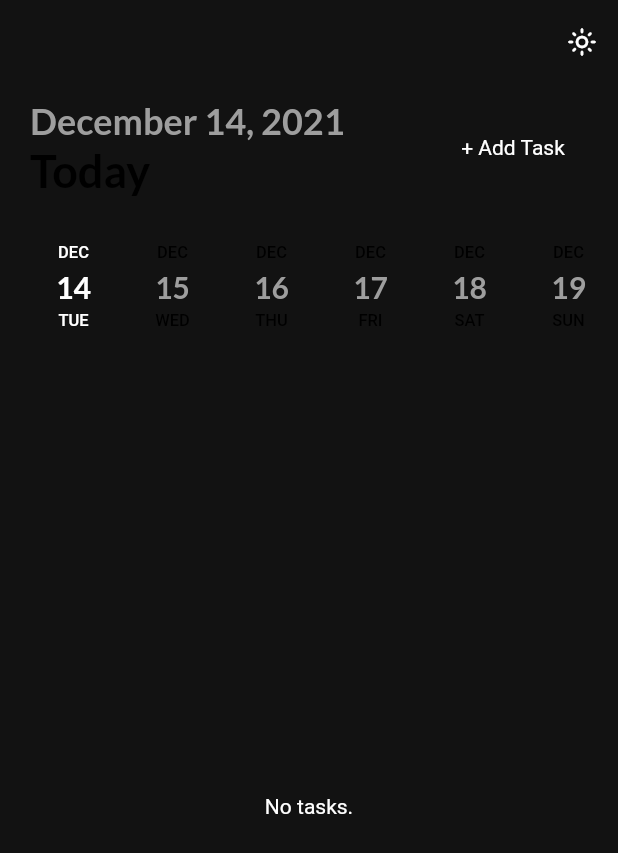
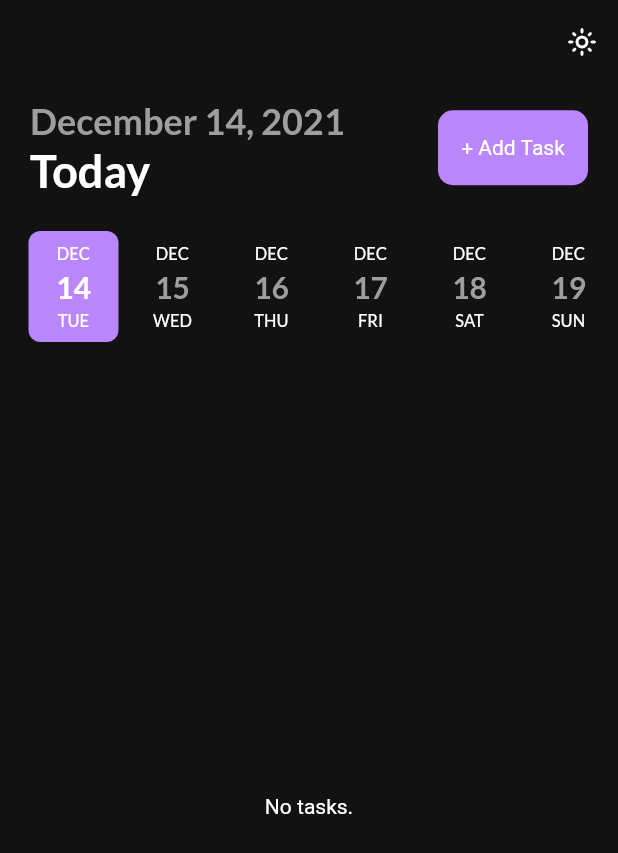
Before and after one commit to TomTruyen/CalendarApp, a Flutter app: the screen it shows after launch, after a tap on the "dark mode" icon, on a phone screen of 412 x 824 dp. Shown: the top 853 px of the screen. Run offline on Flutter 3.47's test engine with Material 2 defaults, Android fonts, the phone set to English and light mode, and no system bars; drawn by our look-alikes of date_picker_timeline; our stand-ins replace flutter_local_notifications, google_fonts, package_info_plus, shared_preferences, sqflite, timezone; accounts and stored records are empty.

Commit message:
Implement dark theme styling

```diff
--- a/calendar_app/lib/screens/calendar_screen.dart
+++ b/calendar_app/lib/screens/calendar_screen.dart
@@ -1,5 +1,6 @@
 import 'package:calendar_app/models/task.dart';
 import 'package:calendar_app/screens/task_screen.dart';
+import 'package:calendar_app/services/globals.dart';
 import 'package:calendar_app/services/notification_service.dart';
 import 'package:calendar_app/services/task_service.dart';
 import 'package:calendar_app/shared/themes.dart';
@@ -20,6 +21,7 @@ class CalendarScreen extends StatefulWidget {
 }
 
 class CalendarScreenState extends State<CalendarScreen> {
+  final Globals _globals = Globals();
   final TaskService _taskService = TaskService.instance;
   DateTime _selectedDate = DateTime.now();
 
@@ -48,7 +50,7 @@ class CalendarScreenState extends State<CalendarScreen> {
         mainAxisAlignment: MainAxisAlignment.start,
         children: <Widget>[
           _taskBar(),
-          _datePicker(),
+          _datePicker(_globals.isDarkMode),
           const SizedBox(height: 20),
           _taskList(),
         ],
@@ -91,7 +93,7 @@ class CalendarScreenState extends State<CalendarScreen> {
     );
   }
 
-  Widget _datePicker() {
+  Widget _datePicker(bool isDarkMode) {
     return Container(
       margin: const EdgeInsets.only(top: 20, left: 16, right: 16),
       child: DatePickerTimeline.DatePicker(
@@ -99,6 +101,20 @@ class CalendarScreenState extends State<CalendarScreen> {
         initialSelectedDate: DateTime.now(),
         selectionColor: Theme.of(context).primaryColor,
         selectedTextColor: Colors.white,
+        dayTextStyle: GoogleFonts.lato(
+          textStyle: TextStyle(
+            color: isDarkMode ? Colors.white : Colors.black,
+            fontSize: 11,
+            fontWeight: FontWeight.w500,
+          ),
+        ),
+        monthTextStyle: GoogleFonts.lato(
+          textStyle: TextStyle(
+            color: isDarkMode ? Colors.white : Colors.black,
+            fontSize: 11,
+            fontWeight: FontWeight.w500,
+          ),
+        ),
         dateTextStyle: GoogleFonts.lato(
           textStyle: const TextStyle(
             fontSize: 20,
--- a/calendar_app/lib/shared/themes.dart
+++ b/calendar_app/lib/shared/themes.dart
@@ -8,7 +8,7 @@ const Color darkGreyColor = Color(0xFF121212);
 
 class Themes {
   static const lightPrimary = blueColor;
-  static const darkPrimary = darkGreyColor;
+  static const darkPrimary = Colors.white;
 
   static const lightStatus = Colors.white;
   static const darkStatus = darkGreyColor;
@@ -24,7 +24,7 @@ class Themes {
   );
 
   static final dark = ThemeData(
-    primaryColor: darkGreyColor,
+    primaryColor: const Color(0xFFBA86FC),
     brightness: Brightness.dark,
     backgroundColor: darkGreyColor,
     scaffoldBackgroundColor: darkGreyColor,
@@ -39,7 +39,6 @@ TextStyle get headingStyle {
     textStyle: const TextStyle(
       fontSize: 30,
       fontWeight: FontWeight.bold,
-      color: Colors.black,
     ),
   );
 }
@@ -59,7 +58,6 @@ TextStyle get titleStyle {
     textStyle: const TextStyle(
       fontSize: 16,
       fontWeight: FontWeight.w400,
-      color: Colors.black,
     ),
   );
 }
--- a/calendar_app/lib/shared/widgets/button.dart
+++ b/calendar_app/lib/shared/widgets/button.dart
@@ -21,9 +21,7 @@ class Button extends StatelessWidget {
         child: Center(
           child: Text(
             label,
-            style: const TextStyle(
-              color: Colors.white,
-            ),
+            style: const TextStyle(color: Colors.white),
           ),
         ),
       ),
```
